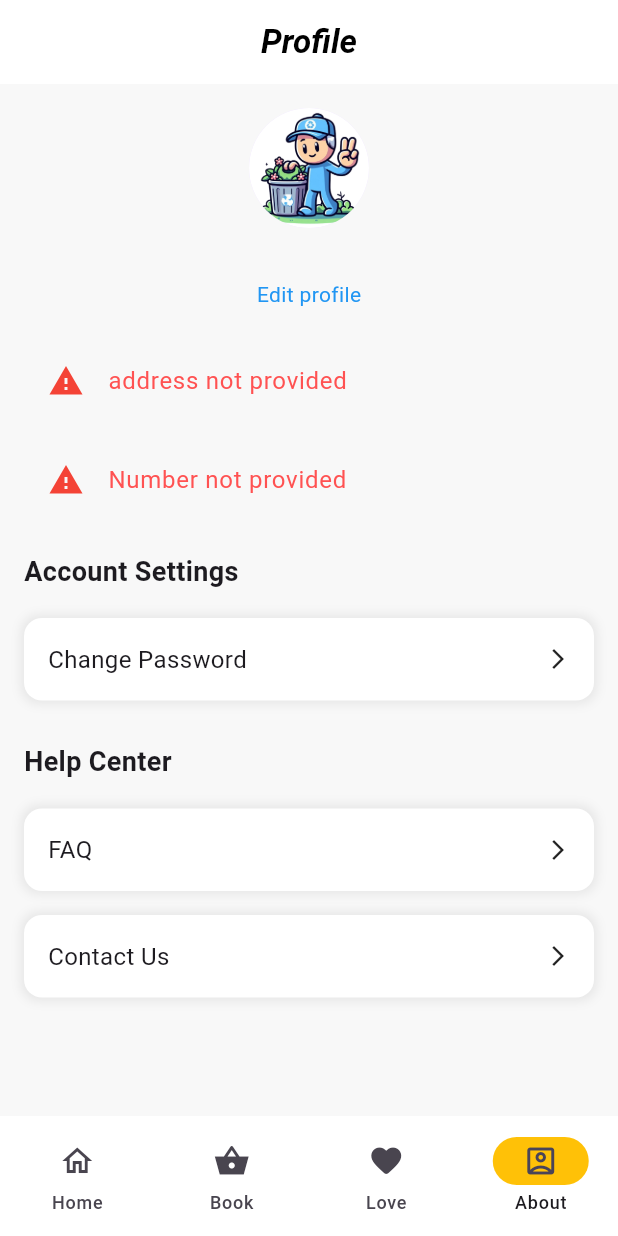
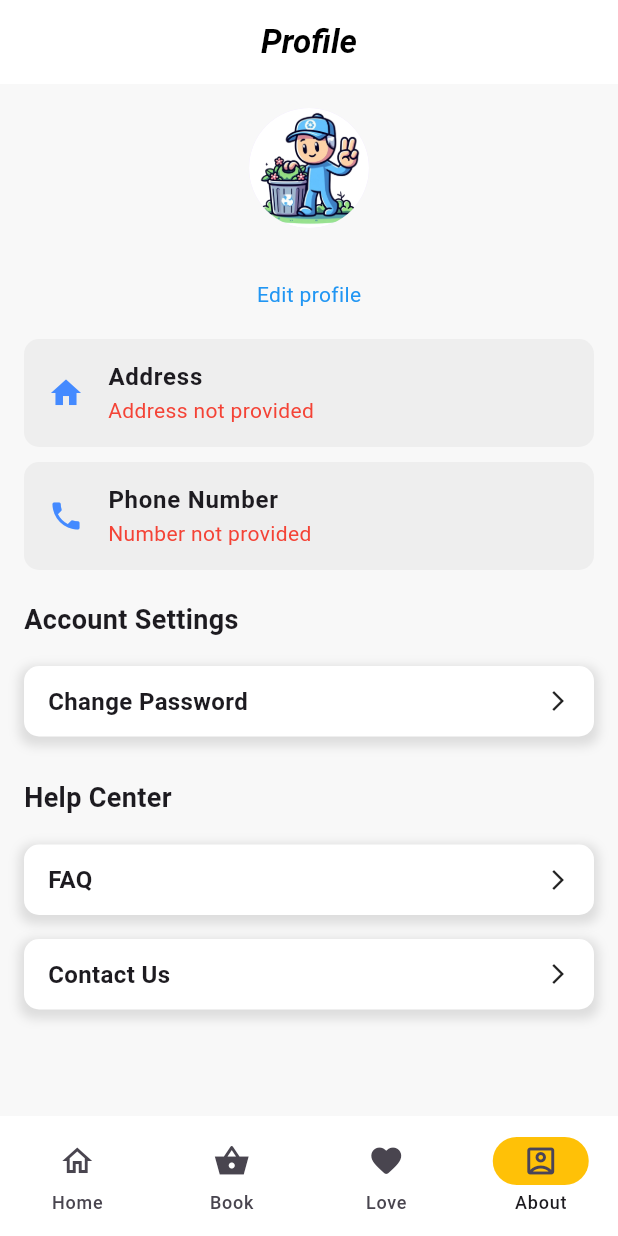
Before and after one commit to hisushanta/lottlo, a Flutter app: the screen it shows once a user with an empty profile is signed in, item 4 of the bottom bar chosen, on a phone screen of 412 x 824 dp. Run offline on Flutter 3.47's test engine with Material 3 defaults, Android fonts, the phone set to English and light mode, and no system bars; our stand-ins replace cloud_firestore, firebase_auth, firebase_core, firebase_storage, image_picker, permission_handler; missing offline and left inert: firebase_ui_auth; accounts and stored records are empty; statements that could not run were skipped.

Commit message:
Modify ui for display number and address beutifull way

```diff
--- a/lottlo/lib/pages/about_page.dart
+++ b/lottlo/lib/pages/about_page.dart
@@ -228,15 +228,12 @@ class _UserProfilePageState extends State<UserProfilePage> {
                               labelText: 'Address',
                             ),
                           )
-                        : _addressController.text.isEmpty ? ListTile(
-                              leading: Icon(Icons.warning, color: Colors.red),
-                              title: Text(
-                                'address not provided',
-                                style: TextStyle(color: Colors.redAccent),
-                              ),)
-                            : ListTile(
-                            title: const Text('Address'),
-                            subtitle: Text(_addressController.text),
+                        : _buildCustomDisplayTile(
+                            title: 'Address',
+                            content: _addressController.text.isEmpty
+                                ? 'Address not provided'
+                                : _addressController.text,
+                            icon: Icons.home,
                           ),
                     const SizedBox(height: 10),
                     _isEditing
@@ -246,15 +243,12 @@ class _UserProfilePageState extends State<UserProfilePage> {
                               labelText: 'Phone Number',
                             ),
                           )
-                        : _phoneController.text.isEmpty ? ListTile(
-                              leading: Icon(Icons.warning, color: Colors.red),
-                              title: Text(
-                                'Number not provided',
-                                style: TextStyle(color: Colors.redAccent),
-                              ),)
-                            : ListTile(
-                            title: const Text('Phone Number'),
-                            subtitle: Text(_phoneController.text),
+                        : _buildCustomDisplayTile(
+                            title: 'Phone Number',
+                            content: _phoneController.text.isEmpty
+                                ? 'Number not provided'
+                                : _phoneController.text,
+                            icon: Icons.phone,
                           ),
                     const SizedBox(height: 20),
                     const Text(
@@ -287,36 +281,33 @@ class _UserProfilePageState extends State<UserProfilePage> {
     );
   }
 
-  Widget buildMenuItem(String title) {
-    return GestureDetector(
-      child: Container(
-        margin: const EdgeInsets.symmetric(vertical: 8),
-        padding: const EdgeInsets.all(16),
-        decoration: BoxDecoration(
-          color: Colors.white,
-          borderRadius: BorderRadius.circular(12),
-          boxShadow: [
-            BoxShadow(
-              color: Colors.grey.withOpacity(0.2),
-              spreadRadius: 2,
-              blurRadius: 5,
-            ),
-          ],
-        ),
-        child: Row(
-          mainAxisAlignment: MainAxisAlignment.spaceBetween,
-          children: [
-            Text(
+  Widget _buildCustomDisplayTile({required String title, required String content, required IconData icon}) {
+    return ListTile(
+      leading: Icon(icon, color: Colors.blueAccent),
+      title: Text(
         title,
         style: const TextStyle(
+          fontWeight: FontWeight.bold,
           fontSize: 16,
         ),
       ),
-            const Icon(Icons.arrow_forward_ios, size: 16),
-          ],
+      subtitle: Text(
+        content,
+        style: TextStyle(
+          color: content.contains('not provided') ? Colors.red : Colors.black87,
         ),
       ),
+      tileColor: Colors.grey[200],
+      shape: RoundedRectangleBorder(
+        borderRadius: BorderRadius.circular(10),
+      ),
+    );
+  }
+
+  Widget buildMenuItem(String title) {
+    return GestureDetector(
       onTap: () {
+        // Add navigation or logic here
          if (title == 'Change Password') {
           Navigator.push(
             context,
@@ -340,6 +331,35 @@ class _UserProfilePageState extends State<UserProfilePage> {
           );
         }
       },
+      child: Container(
+        margin: const EdgeInsets.symmetric(vertical: 8),
+        padding: const EdgeInsets.symmetric(horizontal: 16, vertical: 12),
+        decoration: BoxDecoration(
+          borderRadius: BorderRadius.circular(10),
+          color: Colors.white,
+          boxShadow: [
+            BoxShadow(
+              color: Colors.grey.withOpacity(0.3),
+              spreadRadius: 3,
+              blurRadius: 5,
+              offset: Offset(0, 3),
+            ),
+          ],
+        ),
+        child: Row(
+          children: [
+            Text(
+              title,
+              style: const TextStyle(
+                fontWeight: FontWeight.bold,
+                fontSize: 16,
+              ),
+            ),
+            const Spacer(),
+            const Icon(Icons.arrow_forward_ios, size: 16),
+          ],
+        ),
+      ),
     );
   }
 }
--- a/lottlo/lib/pages/each_order_details.dart
+++ b/lottlo/lib/pages/each_order_details.dart
@@ -46,7 +46,7 @@ class ProductDetailsScreen extends StatelessWidget {
   Widget build(BuildContext context) {
     return Scaffold(
       appBar: AppBar(
-        title: Text('$item Details', style: const TextStyle(fontWeight: FontWeight.bold)),
+        title: Text('$item Details', style: const TextStyle(fontStyle: FontStyle.italic,fontWeight: FontWeight.bold,color: Colors.black)),
         backgroundColor: Colors.white,
         elevation: 0,
         centerTitle: true,
```
Lines whose indentation alone changed are shown as unchanged.
